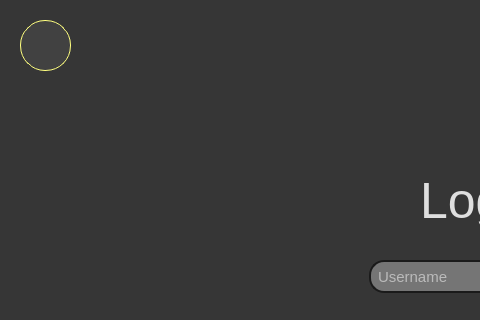
The window that src/Python-code/UI/login.ui (NaorFarjun02/Trivia-Game) describes before a commit, drawn with Qt 5; both pictures show x 0 to 480 and y 0 to 320 of the 960 by 730 pixel window.
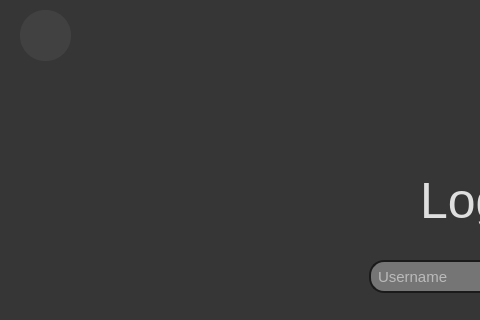
The same window after the commit. Icons and pictures are not drawn.

What changed in the file:
```diff
--- a/src/Python-code/UI/login.ui
+++ b/src/Python-code/UI/login.ui
@@ -129,17 +129,17 @@
    <property name="geometry">
     <rect>
      <x>20</x>
-     <y>20</y>
+     <y>10</y>
      <width>51</width>
      <height>51</height>
     </rect>
    </property>
    <property name="styleSheet">
-    <string notr="true">
-background-color: rgb(65, 65, 65);
+    <string notr="true">background-color: rgb(65, 65, 65);
 border-radius:25px;
-border:1px solid rgb(255, 255, 127);
-</string>
+border:1px;
+
+padding:3px;</string>
    </property>
    <property name="text">
     <string/>
@@ -157,9 +157,9 @@
   <widget class="QPushButton" name="backbutton">
    <property name="geometry">
     <rect>
-     <x>20</x>
-     <y>20</y>
-     <width>61</width>
+     <x>10</x>
+     <y>10</y>
+     <width>71</width>
      <height>51</height>
     </rect>
    </property>
```
Left out of the diff: 6 changed lines with no effect on the pictures.
